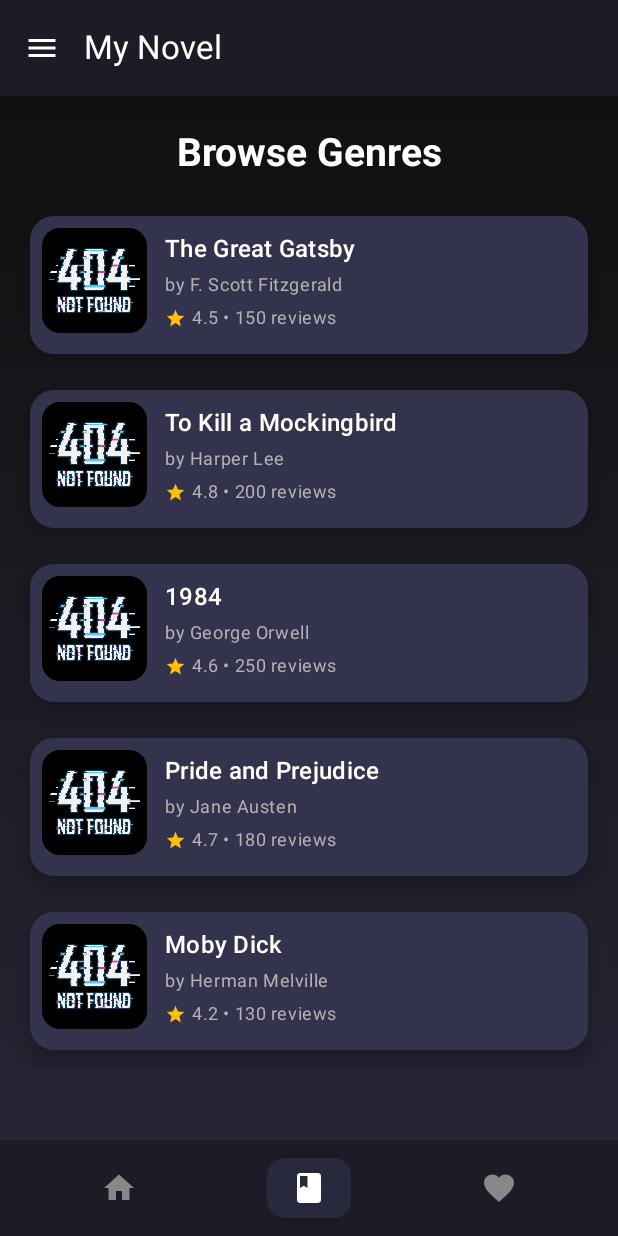
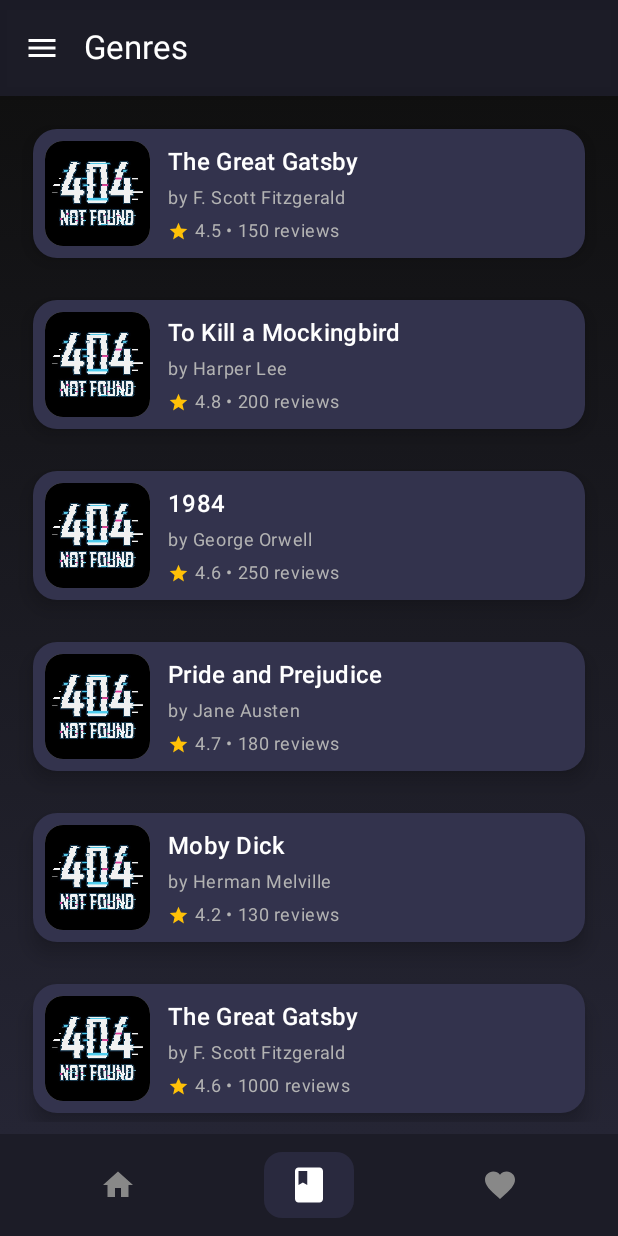
Before and after one commit to ankitkumar1302/BasicDesign, an Android app built with Jetpack Compose: the genres screen opened through its navigation route, on a phone screen of 412 x 824 dp. Run offline under Robolectric (Android 15) with nearby library versions, the light colour scheme and no system bars; our stand-ins replace accompanist; libraries missing offline, so code that uses them is left out: com.google.accompanist.navigation; pictures from the network do not load.

Commit message:
Update and add new screen in the UI

```diff
--- a/app/src/main/java/com/viprab/basicdesign/MainActivity.kt
+++ b/app/src/main/java/com/viprab/basicdesign/MainActivity.kt
@@ -10,8 +10,17 @@ import androidx.compose.foundation.layout.fillMaxSize
 import androidx.compose.foundation.layout.padding
 import androidx.compose.material.icons.Icons
 import androidx.compose.material.icons.filled.Menu
-import androidx.compose.material3.*
+import androidx.compose.material3.DrawerValue
+import androidx.compose.material3.ExperimentalMaterial3Api
+import androidx.compose.material3.Icon
+import androidx.compose.material3.IconButton
+import androidx.compose.material3.Scaffold
+import androidx.compose.material3.Text
+import androidx.compose.material3.TopAppBar
+import androidx.compose.material3.TopAppBarDefaults
+import androidx.compose.material3.rememberDrawerState
 import androidx.compose.runtime.Composable
+import androidx.compose.runtime.collectAsState
 import androidx.compose.runtime.rememberCoroutineScope
 import androidx.compose.ui.Modifier
 import androidx.compose.ui.draw.shadow
@@ -45,13 +54,28 @@ fun MainApp() {
     val drawerState = rememberDrawerState(DrawerValue.Closed)
     val scope = rememberCoroutineScope()
     val commonBarColor = Color(0xCC1E1E2C) // Common bar color
-    val mainRoutes = listOf("home", "genres", "favorites") // Define main routes for swipe navigation
+    val mainRoutes =
+        listOf("home", "genres", "favorites") // Define main routes for swipe navigation
+
+    // Dynamic title based on the current screen
+    val currentDestination =
+        navController.currentBackStackEntryFlow.collectAsState(initial = navController.currentBackStackEntry)
+    val title = when (currentDestination.value?.destination?.route) {
+        "home" -> "Home"
+        "genres" -> "Genres"
+        "favorites" -> "Favorites"
+        "profile" -> "Profile"
+        else -> "My Novel"
+    }
 
     SlideDrawer(
         drawerState = drawerState,
         onItemClick = { destination ->
+            scope.launch {
+                if (drawerState.isOpen) drawerState.close()
+            }
             navController.navigate(destination) {
-                popUpTo(navController.graph.startDestinationId) { inclusive = true }
+                popUpTo(navController.graph.startDestinationId) { inclusive = false }
                 launchSingleTop = true
             }
         }
@@ -60,7 +84,7 @@ fun MainApp() {
             modifier = contentModifier,
             topBar = {
                 TopAppBar(
-                    title = { Text(text = "My Novel") },
+                    title = { Text(text = title) },
                     colors = TopAppBarDefaults.centerAlignedTopAppBarColors(
                         containerColor = commonBarColor,
                         titleContentColor = Color.White
@@ -92,7 +116,10 @@ fun MainApp() {
                 modifier = Modifier
                     .fillMaxSize()
                     .padding(innerPadding)
-                    .swipeNavigation(navController, mainRoutes) // Enable swipe navigation across main routes
+                    .swipeNavigation(
+                        navController,
+                        mainRoutes
+                    ) // Enable swipe navigation across main routes
             ) {
                 NavigationHost(navController = navController)
             }
--- a/app/src/main/java/com/viprab/basicdesign/components/CustomBottomNavigationBar.kt
+++ b/app/src/main/java/com/viprab/basicdesign/components/CustomBottomNavigationBar.kt
@@ -1,9 +1,17 @@
 package com.viprab.basicdesign.components
 
+import androidx.compose.animation.animateColorAsState
+import androidx.compose.animation.core.animateDpAsState
+import androidx.compose.animation.core.tween
 import androidx.compose.foundation.background
 import androidx.compose.foundation.clickable
 import androidx.compose.foundation.interaction.MutableInteractionSource
-import androidx.compose.foundation.layout.*
+import androidx.compose.foundation.layout.Arrangement
+import androidx.compose.foundation.layout.Box
+import androidx.compose.foundation.layout.Row
+import androidx.compose.foundation.layout.fillMaxWidth
+import androidx.compose.foundation.layout.padding
+import androidx.compose.foundation.layout.size
 import androidx.compose.foundation.shape.RoundedCornerShape
 import androidx.compose.material.icons.Icons
 import androidx.compose.material.icons.filled.Book
@@ -12,17 +20,18 @@ import androidx.compose.material.icons.filled.Home
 import androidx.compose.material3.Icon
 import androidx.compose.material3.Surface
 import androidx.compose.runtime.Composable
+import androidx.compose.runtime.getValue
 import androidx.compose.runtime.remember
 import androidx.compose.ui.Alignment
 import androidx.compose.ui.Modifier
 import androidx.compose.ui.draw.clip
 import androidx.compose.ui.graphics.Color
 import androidx.compose.ui.graphics.vector.ImageVector
-import androidx.compose.ui.platform.LocalContext
 import androidx.compose.ui.tooling.preview.Preview
 import androidx.compose.ui.unit.dp
 import androidx.navigation.NavController
 import androidx.navigation.compose.currentBackStackEntryAsState
+import androidx.navigation.compose.rememberNavController
 
 @Composable
 fun CustomBottomNavigationBar(
@@ -85,13 +94,27 @@ fun BottomNavItem(
 ) {
     val interactionSource = remember { MutableInteractionSource() }
 
-    val backgroundColor = if (isSelected) {
-        Color(0xFF33334D).copy(alpha = 0.6f)
-    } else {
-        Color.Transparent
-    }
+    // Animating background color
+    val backgroundColor by animateColorAsState(
+        targetValue = if (isSelected) {
+            Color(0xFF33334D).copy(alpha = 0.6f)
+        } else {
+            Color.Transparent
+        },
+        animationSpec = tween(durationMillis = 300), label = ""
+    )
 
-    val contentColor = if (isSelected) Color.White else Color.Gray
+    // Animating icon size for selection effect
+    val iconSize by animateDpAsState(
+        targetValue = if (isSelected) 28.dp else 24.dp,
+        animationSpec = tween(durationMillis = 300), label = ""
+    )
+
+    // Animating content color for selection feedback
+    val contentColor by animateColorAsState(
+        targetValue = if (isSelected) Color.White else Color.Gray,
+        animationSpec = tween(durationMillis = 300), label = ""
+    )
 
     Box(
         modifier = Modifier
@@ -115,7 +138,7 @@ fun BottomNavItem(
             imageVector = icon,
             contentDescription = label,
             tint = contentColor,
-            modifier = Modifier.size(24.dp)
+            modifier = Modifier.size(iconSize)
         )
     }
 }
@@ -123,5 +146,6 @@ fun BottomNavItem(
 @Preview(showBackground = true)
 @Composable
 fun CustomBottomNavigationBarPreview() {
-    CustomBottomNavigationBar(navController = NavController(context = LocalContext.current))
+    val navController = rememberNavController() // Use rememberNavController for previews
+    CustomBottomNavigationBar(navController = navController)
 }
--- a/app/src/main/java/com/viprab/basicdesign/components/SliderDrawer.kt
+++ b/app/src/main/java/com/viprab/basicdesign/components/SliderDrawer.kt
@@ -1,18 +1,29 @@
 package com.viprab.basicdesign.components
 
+import android.annotation.SuppressLint
 import androidx.compose.animation.core.animateDpAsState
 import androidx.compose.animation.core.animateFloatAsState
 import androidx.compose.animation.core.tween
 import androidx.compose.foundation.Image
 import androidx.compose.foundation.background
 import androidx.compose.foundation.clickable
-import androidx.compose.foundation.layout.*
+import androidx.compose.foundation.layout.Box
+import androidx.compose.foundation.layout.Column
+import androidx.compose.foundation.layout.Row
+import androidx.compose.foundation.layout.Spacer
+import androidx.compose.foundation.layout.fillMaxHeight
+import androidx.compose.foundation.layout.fillMaxSize
+import androidx.compose.foundation.layout.fillMaxWidth
+import androidx.compose.foundation.layout.height
+import androidx.compose.foundation.layout.offset
+import androidx.compose.foundation.layout.padding
+import androidx.compose.foundation.layout.size
+import androidx.compose.foundation.layout.width
 import androidx.compose.foundation.shape.CircleShape
 import androidx.compose.foundation.shape.RoundedCornerShape
 import androidx.compose.material.icons.Icons
 import androidx.compose.material.icons.automirrored.filled.Logout
 import androidx.compose.material.icons.filled.Home
-import androidx.compose.material.icons.filled.Logout
 import androidx.compose.material.icons.filled.Person
 import androidx.compose.material3.DrawerState
 import androidx.compose.material3.Icon
@@ -33,6 +44,7 @@ import com.viprab.basicdesign.R
 import kotlinx.coroutines.CoroutineScope
 import kotlinx.coroutines.launch
 
+@SuppressLint("UseOfNonLambdaOffsetOverload")
 @Composable
 fun SlideDrawer(
     drawerState: DrawerState,
@@ -42,29 +54,32 @@ fun SlideDrawer(
     val scope = rememberCoroutineScope()
     val drawerWidth = 280.dp
 
-    // Configure easing functions for smoother animations with explicit types
     val offset: Dp by animateDpAsState(
         targetValue = if (drawerState.isOpen) drawerWidth else 0.dp,
-        animationSpec = tween(durationMillis = 400, easing = androidx.compose.animation.core.FastOutSlowInEasing),
+        animationSpec = tween(
+            durationMillis = 400,
+            easing = androidx.compose.animation.core.FastOutSlowInEasing
+        ),
         label = ""
     )
     val scale: Float by animateFloatAsState(
         targetValue = if (drawerState.isOpen) 0.85f else 1f,
-        animationSpec = tween(durationMillis = 400, easing = androidx.compose.animation.core.FastOutSlowInEasing),
+        animationSpec = tween(
+            durationMillis = 400,
+            easing = androidx.compose.animation.core.FastOutSlowInEasing
+        ),
         label = ""
     )
 
     val overlayColor = Color(0xFF1E1E2C)
 
     Box(modifier = Modifier.fillMaxSize()) {
-        // Overlay color behind the main content
         Box(
             modifier = Modifier
                 .fillMaxSize()
                 .background(if (drawerState.isOpen) overlayColor else Color(0xFF1E1E2C))
         )
 
-        // Main content with offset, scaling animation, and dismiss-on-click action
         content(
             Modifier
                 .offset(x = offset)
@@ -74,10 +89,9 @@ fun SlideDrawer(
                 .clickable(
                     enabled = drawerState.isOpen,
                     onClick = { scope.launch { drawerState.close() } }
-                ) // Close drawer on click outside
+                )
         )
 
-        // Drawer content, only visible when open
         if (drawerState.isOpen) {
             Column(
                 modifier = Modifier
--- a/app/src/main/java/com/viprab/basicdesign/navigation/NavigationHost.kt
+++ b/app/src/main/java/com/viprab/basicdesign/navigation/NavigationHost.kt
@@ -3,18 +3,16 @@ package com.viprab.basicdesign.navigation
 import androidx.compose.animation.AnimatedContentTransitionScope
 import androidx.compose.animation.ExperimentalAnimationApi
 import androidx.compose.animation.core.tween
-import androidx.compose.material3.Text
 import androidx.compose.runtime.Composable
 import androidx.compose.ui.Modifier
-import androidx.navigation.NavController
 import androidx.navigation.NavHostController
 import com.google.accompanist.navigation.animation.AnimatedNavHost
 import com.google.accompanist.navigation.animation.composable
-import com.viprab.basicdesign.model.Book
 import com.viprab.basicdesign.ui.detail.DetailScreen
 import com.viprab.basicdesign.ui.favorites.FavoritesScreen
 import com.viprab.basicdesign.ui.genres.GenresScreen
 import com.viprab.basicdesign.ui.home.HomeScreen
+import com.viprab.basicdesign.ui.profile.ProfilePage
 
 @OptIn(ExperimentalAnimationApi::class)
 @Composable
@@ -87,7 +85,7 @@ fun NavigationHost(navController: NavHostController, modifier: Modifier = Modifi
                 )
             }
         ) {
-            GenresScreen(navController = navController)
+            GenresScreen()
         }
 
         // Favorites screen route
@@ -154,6 +152,36 @@ fun NavigationHost(navController: NavHostController, modifier: Modifier = Modifi
                 DetailScreen(navController, it)
             }
         }
+        // Profile Route
+        composable(
+            route = "profile",
+            enterTransition = {
+                slideIntoContainer(
+                    AnimatedContentTransitionScope.SlideDirection.Left,
+                    animationSpec = tween(300)
+                )
+            },
+            exitTransition = {
+                slideOutOfContainer(
+                    AnimatedContentTransitionScope.SlideDirection.Left,
+                    animationSpec = tween(300)
+                )
+            },
+            popEnterTransition = {
+                slideIntoContainer(
+                    AnimatedContentTransitionScope.SlideDirection.Right,
+                    animationSpec = tween(300)
+                )
+            },
+            popExitTransition = {
+                slideOutOfContainer(
+                    AnimatedContentTransitionScope.SlideDirection.Right,
+                    animationSpec = tween(300)
+                )
+            }
+        ) {
+            ProfilePage()
+        }
     }
 }
 
--- a/app/src/main/java/com/viprab/basicdesign/ui/genres/GenresScreen.kt
+++ b/app/src/main/java/com/viprab/basicdesign/ui/genres/GenresScreen.kt
@@ -1,17 +1,30 @@
-// GenresScreen.kt
 package com.viprab.basicdesign.ui.genres
 
-import androidx.compose.animation.animateContentSize
 import androidx.compose.foundation.Image
 import androidx.compose.foundation.background
 import androidx.compose.foundation.clickable
-import androidx.compose.foundation.layout.*
+import androidx.compose.foundation.layout.Arrangement
+import androidx.compose.foundation.layout.Box
+import androidx.compose.foundation.layout.Column
+import androidx.compose.foundation.layout.PaddingValues
+import androidx.compose.foundation.layout.Row
+import androidx.compose.foundation.layout.Spacer
+import androidx.compose.foundation.layout.fillMaxSize
+import androidx.compose.foundation.layout.fillMaxWidth
+import androidx.compose.foundation.layout.height
+import androidx.compose.foundation.layout.padding
+import androidx.compose.foundation.layout.size
+import androidx.compose.foundation.layout.width
 import androidx.compose.foundation.lazy.LazyColumn
 import androidx.compose.foundation.lazy.items
 import androidx.compose.foundation.shape.RoundedCornerShape
 import androidx.compose.material.icons.Icons
 import androidx.compose.material.icons.filled.Star
-import androidx.compose.material3.*
+import androidx.compose.material3.Card
+import androidx.compose.material3.CardDefaults
+import androidx.compose.material3.Icon
+import androidx.compose.material3.MaterialTheme
+import androidx.compose.material3.Text
 import androidx.compose.runtime.Composable
 import androidx.compose.runtime.collectAsState
 import androidx.compose.ui.Alignment
@@ -20,21 +33,23 @@ import androidx.compose.ui.draw.clip
 import androidx.compose.ui.graphics.Brush
 import androidx.compose.ui.graphics.Color
 import androidx.compose.ui.layout.ContentScale
-import androidx.compose.ui.platform.LocalContext
 import androidx.compose.ui.res.painterResource
 import androidx.compose.ui.text.font.FontWeight
 import androidx.compose.ui.tooling.preview.Preview
 import androidx.compose.ui.unit.dp
 import androidx.compose.ui.unit.sp
 import androidx.lifecycle.viewmodel.compose.viewModel
-import androidx.navigation.NavController
 import coil.compose.rememberAsyncImagePainter
 import com.viprab.basicdesign.R
 import com.viprab.basicdesign.model.Book
 import com.viprab.basicdesign.ui.theme.BasicDesignTheme
 
 @Composable
-fun GenresScreen(viewModel: GenresViewModel = viewModel(), onBookClick: (Book) -> Unit = {}, navController: NavController) {
+fun GenresScreen(
+    viewModel: GenresViewModel = viewModel(),
+    onBookClick: (Book) -> Unit = {},
+//    navController: NavController
+) {
     val books = viewModel.genresBooks.collectAsState().value
 
     Box(
@@ -51,15 +66,15 @@ fun GenresScreen(viewModel: GenresViewModel = viewModel(), onBookClick: (Book) -
             modifier = Modifier.fillMaxWidth(),
             horizontalAlignment = Alignment.CenterHorizontally
         ) {
-            Text(
-                text = "Browse Genres",
-                style = MaterialTheme.typography.headlineMedium.copy(
-                    fontWeight = FontWeight.Bold,
-                    color = Color.White,
-                    fontSize = 26.sp
-                ),
-                modifier = Modifier.padding(vertical = 12.dp)
-            )
+//            Text(
+//                text = "Browse Genres",
+//                style = MaterialTheme.typography.headlineMedium.copy(
+//                    fontWeight = FontWeight.Bold,
+//                    color = Color.White,
+//                    fontSize = 26.sp
+//                ),
+//                modifier = Modifier.padding(vertical = 12.dp)
+//            )
             LazyColumn(
                 contentPadding = PaddingValues(vertical = 8.dp),
                 verticalArrangement = Arrangement.spacedBy(16.dp)
@@ -80,8 +95,8 @@ fun GenreCard(book: Book, onClick: () -> Unit) {
     Card(
         modifier = Modifier
             .fillMaxWidth()
-            .height(100.dp) // Adjusted height for a compact look
-            .padding(4.dp)
+//            .height(140.dp) // Adjusted height for detailed content
+            .padding(6.dp)
             .clickable { onClick() },
         colors = CardDefaults.cardColors(containerColor = Color(0xFF33334D)),
         elevation = CardDefaults.cardElevation(8.dp),
@@ -91,7 +106,13 @@ fun GenreCard(book: Book, onClick: () -> Unit) {
             modifier = Modifier.padding(8.dp),
             verticalAlignment = Alignment.CenterVertically
         ) {
-            // Book Cover Image
+            // Book Cover Image with Rounded Corners
+            Box(
+                modifier = Modifier
+                    .size(70.dp)
+                    .clip(RoundedCornerShape(12.dp))
+                    .background(Color.Gray)
+            ) {
                 Image(
                     painter = rememberAsyncImagePainter(
                         model = book.coverImageUrl,
@@ -100,10 +121,9 @@ fun GenreCard(book: Book, onClick: () -> Unit) {
                     ),
                     contentDescription = book.title,
                     contentScale = ContentScale.Crop,
-                modifier = Modifier
-                    .size(70.dp) // Set size to fit well with text layout
-                    .clip(RoundedCornerShape(12.dp))
+                    modifier = Modifier.fillMaxSize()
                 )
+            }
 
             Spacer(modifier = Modifier.width(12.dp))
 
@@ -154,6 +174,6 @@ fun GenreCard(book: Book, onClick: () -> Unit) {
 @Composable
 fun GenresScreenPreview() {
     BasicDesignTheme {
-        GenresScreen(navController = NavController(LocalContext.current))
+        GenresScreen()
     }
 }
--- /dev/null
+++ b/app/src/main/java/com/viprab/basicdesign/ui/profile/ProfileViewModel.kt
@@ -0,0 +1,4 @@
+package com.viprab.basicdesign.ui.profile
+
+class ProfileViewModel {
+}
```
Also changed, not shown: app/src/main/java/com/viprab/basicdesign/components/BookItemCard.kt (+75 -69 lines), app/src/main/java/com/viprab/basicdesign/model/Book.kt (+111 -0 lines), app/src/main/java/com/viprab/basicdesign/ui/favorites/FavoritesScreen.kt (+20 -8 lines), app/src/main/java/com/viprab/basicdesign/ui/home/HomeScreen.kt (+18 -2 lines), app/src/main/java/com/viprab/basicdesign/ui/profile/ProfileScreen.kt (added, +92 -0 lines). Lines whose indentation alone changed are shown as unchanged.
